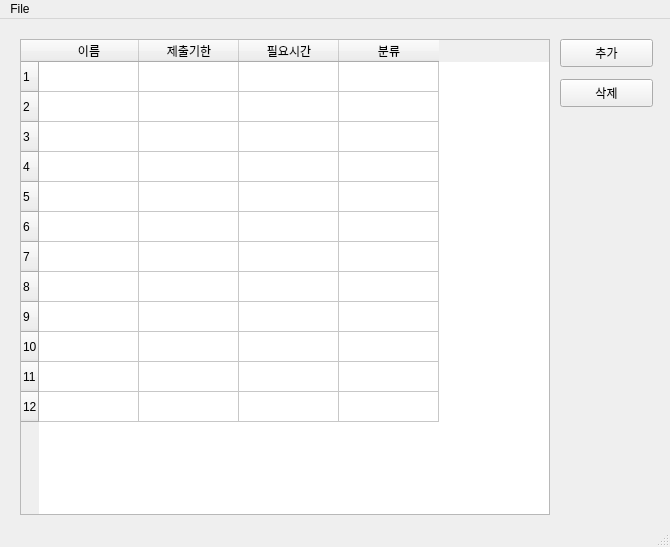
This is UI/main.ui in Talkwarrior/workReminder as Qt 5 draws it before an edit. The edited form follows.
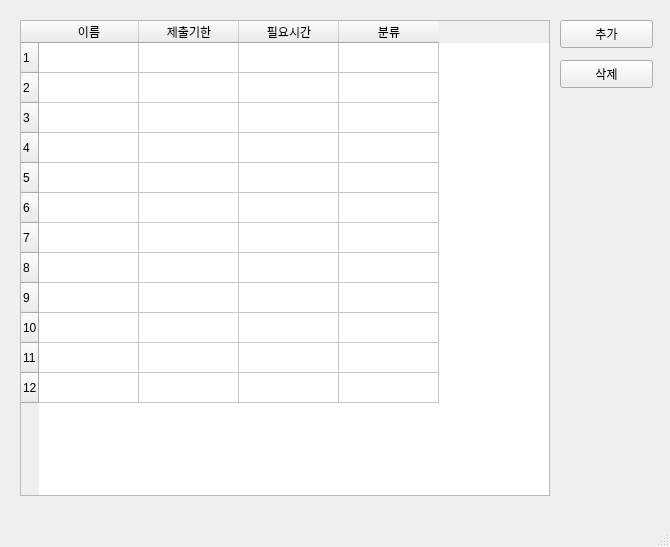
This is the edited form. Icons and pictures are not drawn.

Patch:
```diff
--- a/UI/main.ui
+++ b/UI/main.ui
@@ -50,6 +50,12 @@
       <height>476</height>
      </rect>
     </property>
+    <property name="minimumSize">
+     <size>
+      <width>0</width>
+      <height>0</height>
+     </size>
+    </property>
     <property name="editTriggers">
      <set>QAbstractItemView::NoEditTriggers</set>
     </property>
@@ -63,7 +69,7 @@
      <bool>false</bool>
     </property>
     <property name="wordWrap">
-     <bool>true</bool>
+     <bool>false</bool>
     </property>
     <property name="cornerButtonEnabled">
      <bool>true</bool>
@@ -143,23 +149,6 @@
     </property>
    </widget>
   </widget>
-  <widget class="QMenuBar" name="menubar">
-   <property name="geometry">
-    <rect>
-     <x>0</x>
-     <y>0</y>
-     <width>670</width>
-     <height>26</height>
-    </rect>
-   </property>
-   <widget class="QMenu" name="menuFile">
-    <property name="title">
-     <string>File</string>
-    </property>
-    <addaction name="actionSave"/>
-   </widget>
-   <addaction name="menuFile"/>
-  </widget>
   <widget class="QStatusBar" name="statusBar"/>
   <action name="actionSave">
    <property name="text">
```
Left out of the diff: 13 changed lines with no effect on the pictures.
